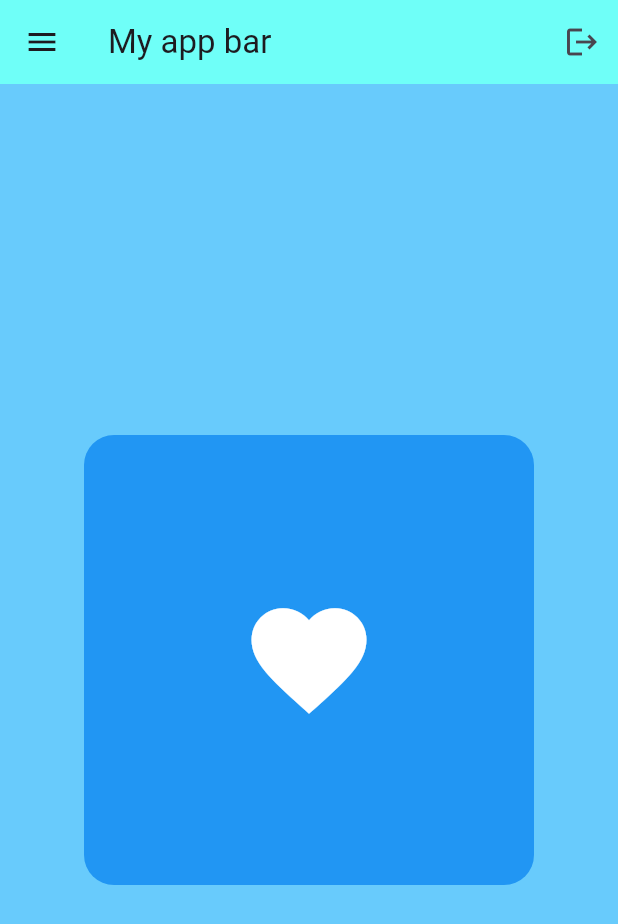
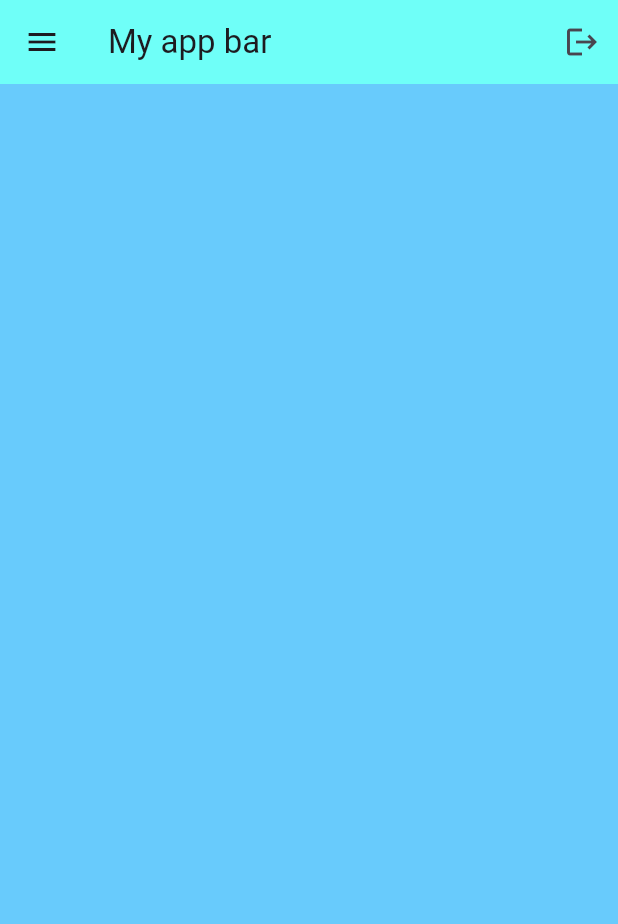
Before and after one commit to mclaughlin-thomas/FlutterApps, a Flutter app: the screen it shows after launch, on a phone screen of 412 x 824 dp. Shown: the top 924 px of the screen. Run offline on Flutter 3.47's test engine with Material 3 defaults, Android fonts, the phone set to English and light mode, and no system bars.

Commit message:
Removed center widget

```diff
--- a/flutter_app/lib/main.dart
+++ b/flutter_app/lib/main.dart
@@ -25,22 +25,7 @@ class MyApp extends StatelessWidget {
             ),
           ],
         ),
-        body: Center(
-          child: Container(
-            height: 300,
-            width: 300,
-            decoration: BoxDecoration(
-              color: Colors.blue,
-              borderRadius: BorderRadius.circular(20), // border radius, rounded edges!
-            ),
-            padding: EdgeInsets.symmetric(horizontal: 25, vertical: 50),
-            child: const Icon(
-              Icons.favorite,
-              color: Colors.white,
-              size: 92,
-            ),
-          ),
-        ),
+        body: Column(),
       ), // skelleton widget that holds different parts of app
     );
   }
```
